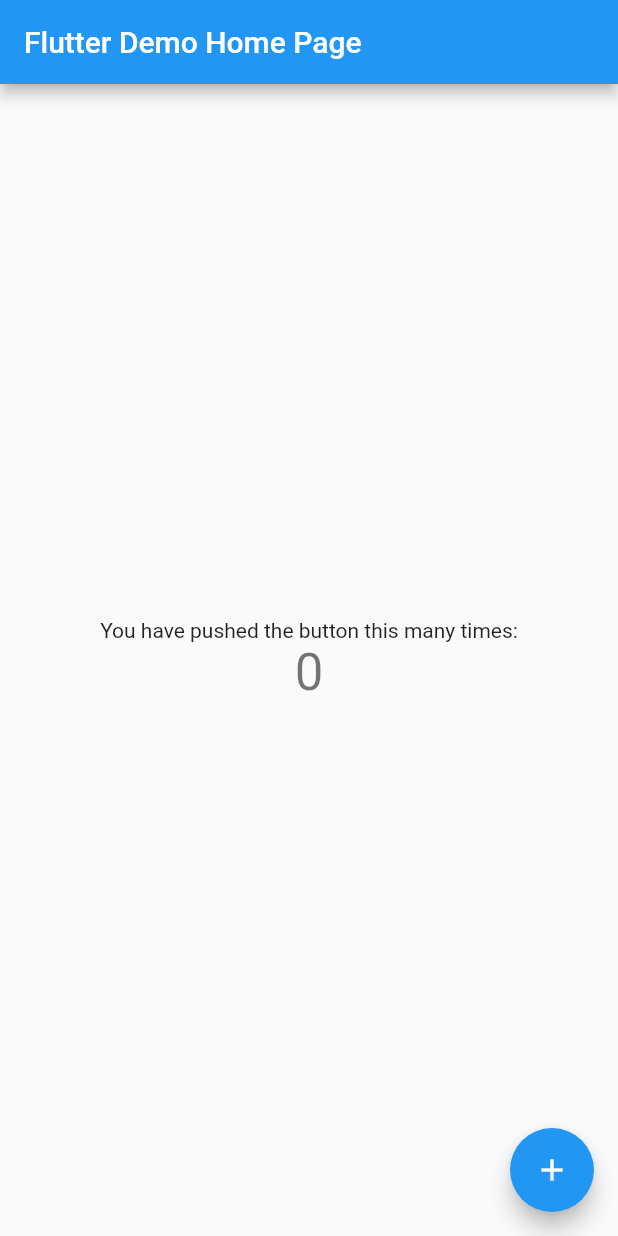
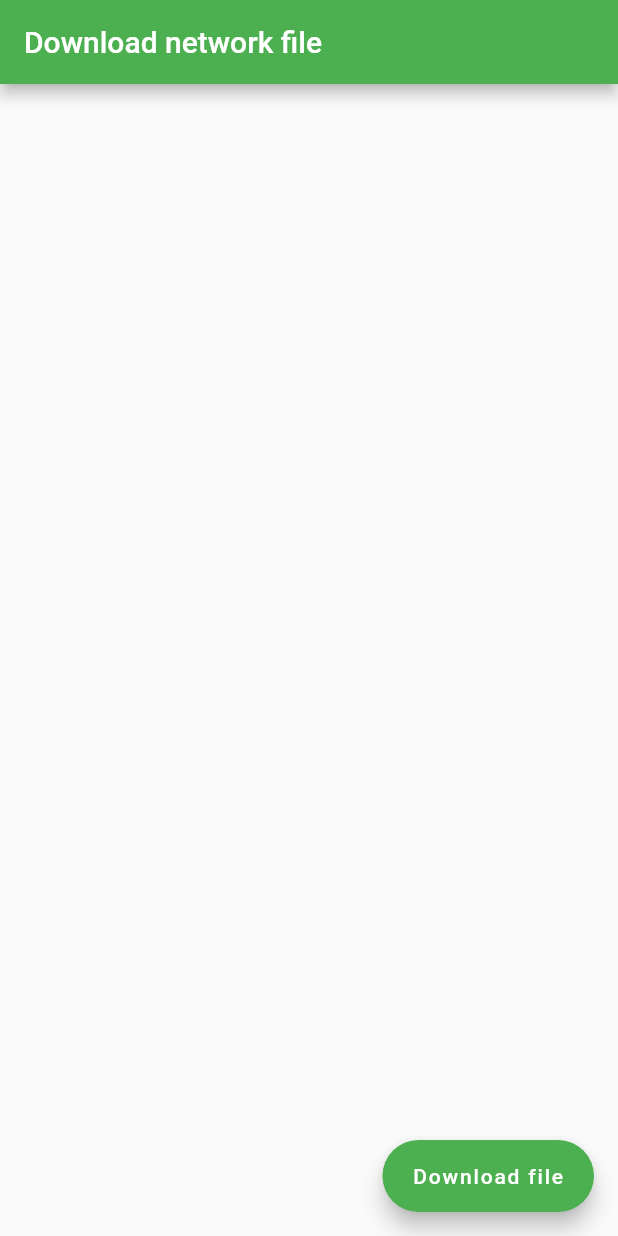
Before and after one commit to flutterwings304/download_file_flutter_template, a Flutter app: the screen it shows after launch, on a phone screen of 412 x 824 dp. Run offline on Flutter 3.47's test engine with Material 2 defaults, Android fonts, the phone set to English and light mode, and no system bars; missing offline and left inert: flutter_downloader.

Commit message:
min version flutter download api

```diff
--- a/lib/main.dart
+++ b/lib/main.dart
@@ -1,6 +1,15 @@
+import 'dart:isolate';
+import 'dart:ui';
+
 import 'package:flutter/material.dart';
+import 'package:flutter_downloader/flutter_downloader.dart';
 
-void main() {
+Future<void> main() async {
+    WidgetsFlutterBinding.ensureInitialized();
+    await FlutterDownloader.initialize(
+           debug: false // optional: set to false to disable printing logs to console (default: true)
+
+            );
   runApp(const MyApp());
 }
 
@@ -13,103 +22,71 @@ class MyApp extends StatelessWidget {
     return MaterialApp(
       title: 'Flutter Demo',
       theme: ThemeData(
-        // This is the theme of your application.
-        //
-        // Try running your application with "flutter run". You'll see the
-        // application has a blue toolbar. Then, without quitting the app, try
-        // changing the primarySwatch below to Colors.green and then invoke
-        // "hot reload" (press "r" in the console where you ran "flutter run",
-        // or simply save your changes to "hot reload" in a Flutter IDE).
-        // Notice that the counter didn't reset back to zero; the application
-        // is not restarted.
-        primarySwatch: Colors.blue,
+
+        primarySwatch: Colors.green,
       ),
-      home: const MyHomePage(title: 'Flutter Demo Home Page'),
+      home: const MyHomePage(),
     );
   }
 }
 
 class MyHomePage extends StatefulWidget {
-  const MyHomePage({super.key, required this.title});
-
-  // This widget is the home page of your application. It is stateful, meaning
-  // that it has a State object (defined below) that contains fields that affect
-  // how it looks.
-
-  // This class is the configuration for the state. It holds the values (in this
-  // case the title) provided by the parent (in this case the App widget) and
-  // used by the build method of the State. Fields in a Widget subclass are
-  // always marked "final".
-
-  final String title;
+  const MyHomePage({super.key});
 
   @override
   State<MyHomePage> createState() => _MyHomePageState();
 }
 
-class _MyHomePageState extends State<MyHomePage> {
-  int _counter = 0;
+class _MyHomePageState extends State<MyHomePage> {  ReceivePort _port = ReceivePort();
+  @override
+  void initState() {
 
-  void _incrementCounter() {
-    setState(() {
-      // This call to setState tells the Flutter framework that something has
-      // changed in this State, which causes it to rerun the build method below
-      // so that the display can reflect the updated values. If we changed
-      // _counter without calling setState(), then the build method would not be
-      // called again, and so nothing would appear to happen.
-      _counter++;
-    });
+    super.initState();
+
+      IsolateNameServer.registerPortWithName(
+          _port.sendPort, 'downloader_send_port');
+      _port.listen((dynamic data) {
+        String id = data[0];
+        DownloadTaskStatus status = data[1];
+        int progress = data[2];
+
+         setState((){ });
+      });
+      FlutterDownloader.registerCallback(downloadCallback);
+
+  }
+  @override
+  void dispose() {
+
+      IsolateNameServer.removePortNameMapping('downloader_send_port');
+
+    super.dispose();
+  }
+
+  static void downloadCallback(
+      String id, DownloadTaskStatus status, int progress) {
+    final SendPort? send =
+        IsolateNameServer.lookupPortByName('downloader_send_port');
+    send!.send([id, status, progress]);
   }
 
   @override
   Widget build(BuildContext context) {
-    // This method is rerun every time setState is called, for instance as done
-    // by the _incrementCounter method above.
-    //
-    // The Flutter framework has been optimized to make rerunning build methods
-    // fast, so that you can just rebuild anything that needs updating rather
-    // than having to individually change instances of widgets.
     return Scaffold(
       appBar: AppBar(
-        // Here we take the value from the MyHomePage object that was created by
-        // the App.build method, and use it to set our appbar title.
-        title: Text(widget.title),
+        title: Text("Download network file"),
       ),
-      body: Center(
-        // Center is a layout widget. It takes a single child and positions it
-        // in the middle of the parent.
-        child: Column(
-          // Column is also a layout widget. It takes a list of children and
-          // arranges them vertically. By default, it sizes itself to fit its
-          // children horizontally, and tries to be as tall as its parent.
-          //
-          // Invoke "debug painting" (press "p" in the console, choose the
-          // "Toggle Debug Paint" action from the Flutter Inspector in Android
-          // Studio, or the "Toggle Debug Paint" command in Visual Studio Code)
-          // to see the wireframe for each widget.
-          //
-          // Column has various properties to control how it sizes itself and
-          // how it positions its children. Here we use mainAxisAlignment to
-          // center the children vertically; the main axis here is the vertical
-          // axis because Columns are vertical (the cross axis would be
-          // horizontal).
-          mainAxisAlignment: MainAxisAlignment.center,
-          children: <Widget>[
-            const Text(
-              'You have pushed the button this many times:',
-            ),
-            Text(
-              '$_counter',
-              style: Theme.of(context).textTheme.headlineMedium,
-            ),
-          ],
-        ),
-      ),
-      floatingActionButton: FloatingActionButton(
-        onPressed: _incrementCounter,
-        tooltip: 'Increment',
-        child: const Icon(Icons.add),
-      ), // This trailing comma makes auto-formatting nicer for build methods.
+      floatingActionButton: FloatingActionButton.extended(onPressed: () async {
+      final taskId = await FlutterDownloader.enqueue(
+  url: 'http://enos.itcollege.ee/~jpoial/allalaadimised/reading/Android-Programming-Cookbook.pdf',
+
+  savedDir: '/storage/emulated/0/Download',
+  showNotification: true, // show download progress in status bar (for Android)
+  openFileFromNotification: true, // click on notification to open downloaded file (for Android)
+);
+      }, label: Text(
+        "Download file"
+      )),
     );
   }
 }
```
Also changed, not shown: pubspec.yaml (+3 -59 lines), pubspec.lock, 8 other files.
